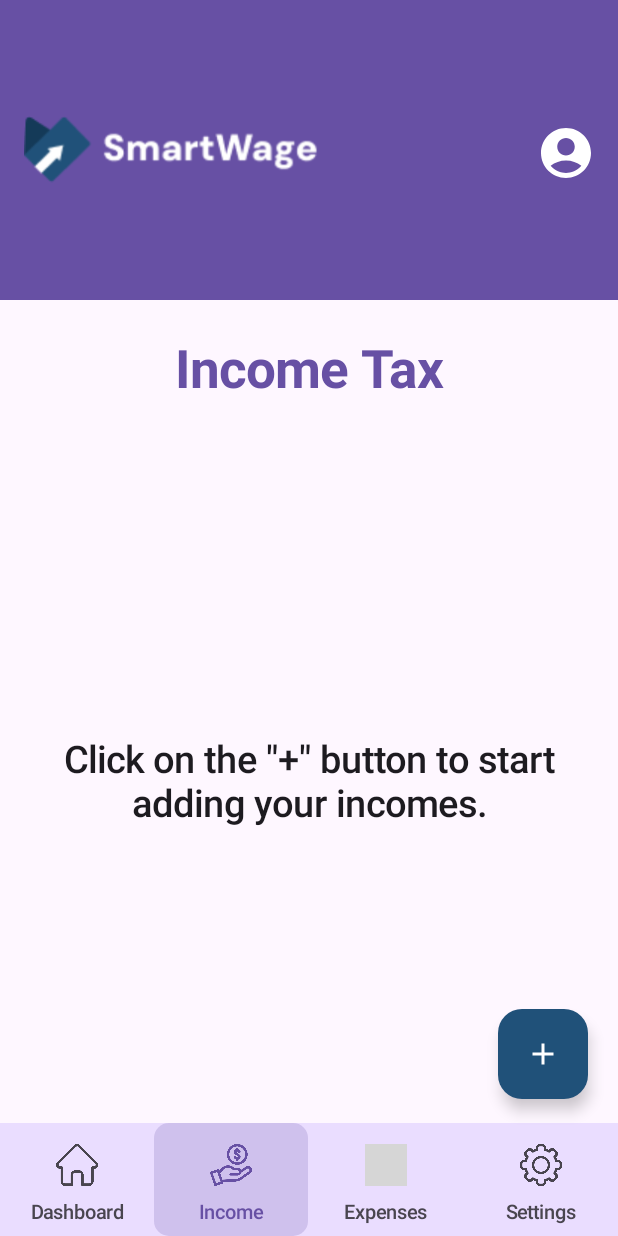
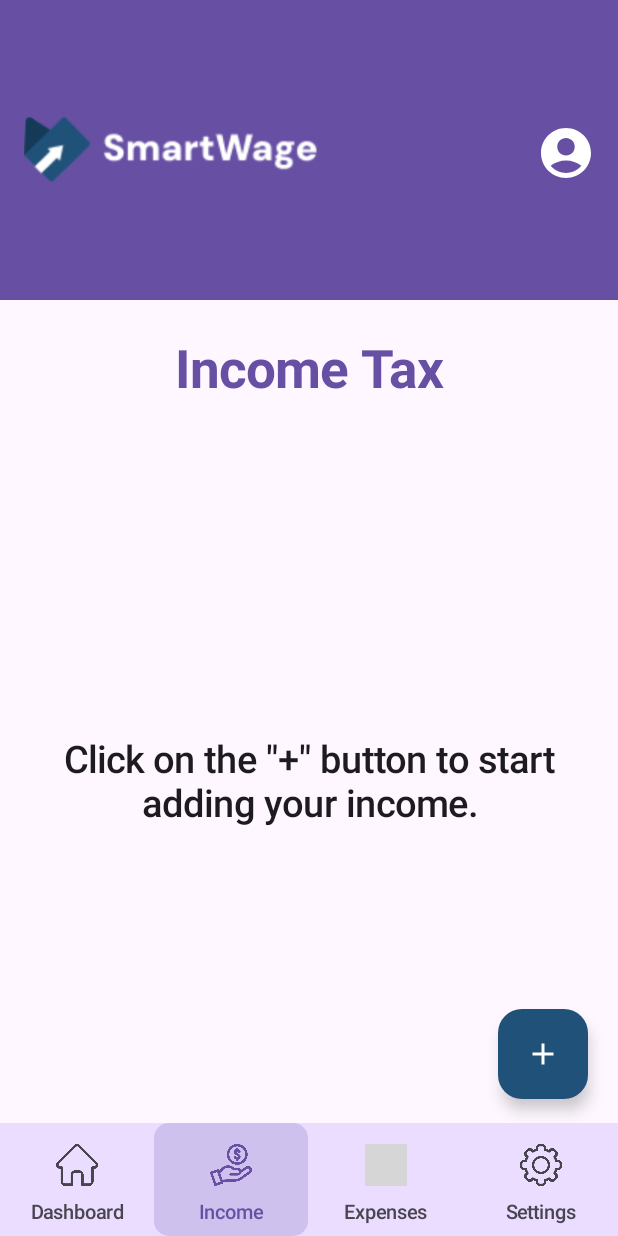
Before and after one commit to FilipeLutz/SmartWage, an Android app built with Jetpack Compose: the IncomeTaxScreen screen opened through its navigation route, on a phone screen of 412 x 824 dp. Run offline under Robolectric (Android 15) with nearby library versions, the phone set to English and light mode, and no system bars; our stand-ins replace Dagger/Hilt's generated code, Firebase (no records; nobody signed in at launch, a user with empty details on screens opened directly), Timber; pictures from the network do not load; 4 statements that could not run were skipped; grey boxes are pictures that could not be loaded.

Commit message:
Update IncomeTaxScreen.kt

```diff
--- a/app/src/main/java/com/finalproject/smartwage/ui/income/IncomeTaxScreen.kt
+++ b/app/src/main/java/com/finalproject/smartwage/ui/income/IncomeTaxScreen.kt
@@ -1,7 +1,16 @@
 package com.finalproject.smartwage.ui.income
 
 import androidx.compose.foundation.background
-import androidx.compose.foundation.layout.*
+import androidx.compose.foundation.layout.Arrangement
+import androidx.compose.foundation.layout.Box
+import androidx.compose.foundation.layout.Column
+import androidx.compose.foundation.layout.Row
+import androidx.compose.foundation.layout.Spacer
+import androidx.compose.foundation.layout.fillMaxSize
+import androidx.compose.foundation.layout.fillMaxWidth
+import androidx.compose.foundation.layout.height
+import androidx.compose.foundation.layout.padding
+import androidx.compose.foundation.layout.size
 import androidx.compose.foundation.lazy.LazyColumn
 import androidx.compose.material.icons.Icons
 import androidx.compose.material.icons.filled.Add
@@ -34,8 +43,8 @@ import com.finalproject.smartwage.ui.components.DashboardTopBar
 import com.finalproject.smartwage.ui.components.cards.IncomeListCard
 import com.finalproject.smartwage.ui.components.dialogs.PayslipFormDialog
 import com.finalproject.smartwage.ui.theme.DarkBlue
+import com.finalproject.smartwage.viewModel.ExpenseViewModel
 import com.finalproject.smartwage.viewModel.IncomeViewModel
-import com.finalproject.smartwage.viewModel.ExpenseViewModel
 import com.google.firebase.auth.FirebaseAuth
 
 @Composable
@@ -119,7 +128,7 @@ fun IncomeTaxScreen(
                         horizontalAlignment = Alignment.CenterHorizontally
                     ) {
                         Text(
-                            text = "Click on the \"+\" button to start adding your incomes.",
+                            text = "Click on the \"+\" button to start adding your income.",
                             fontSize = 25.sp,
                             fontWeight = SemiBold,
                             textAlign = TextAlign.Center,
```
